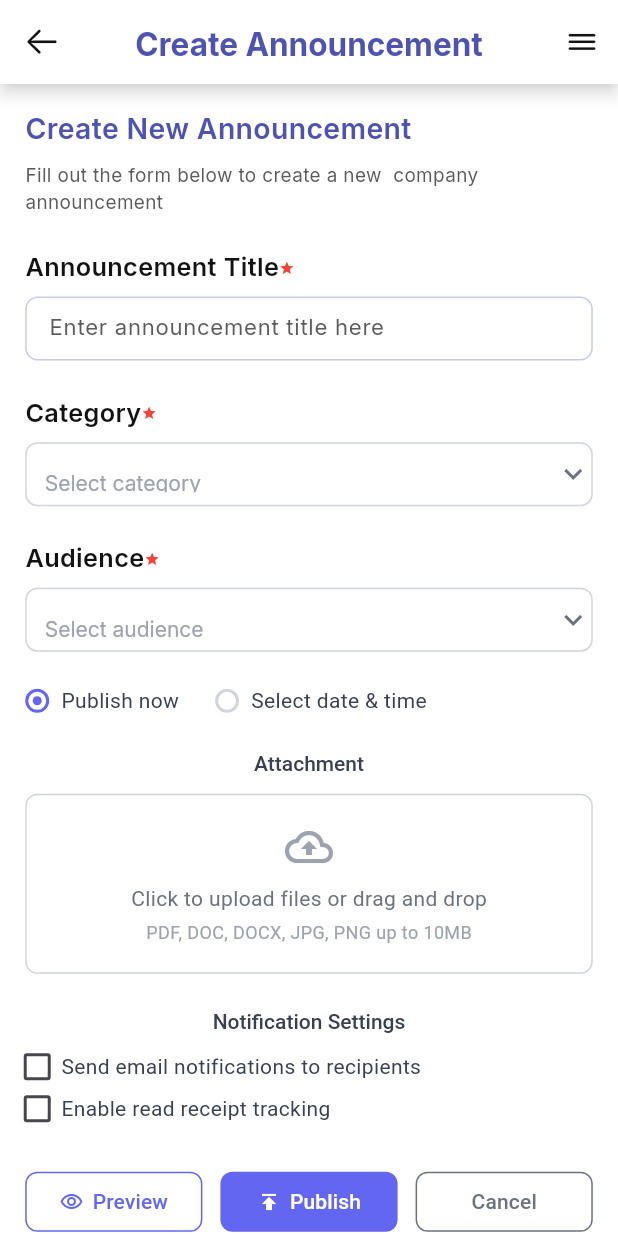
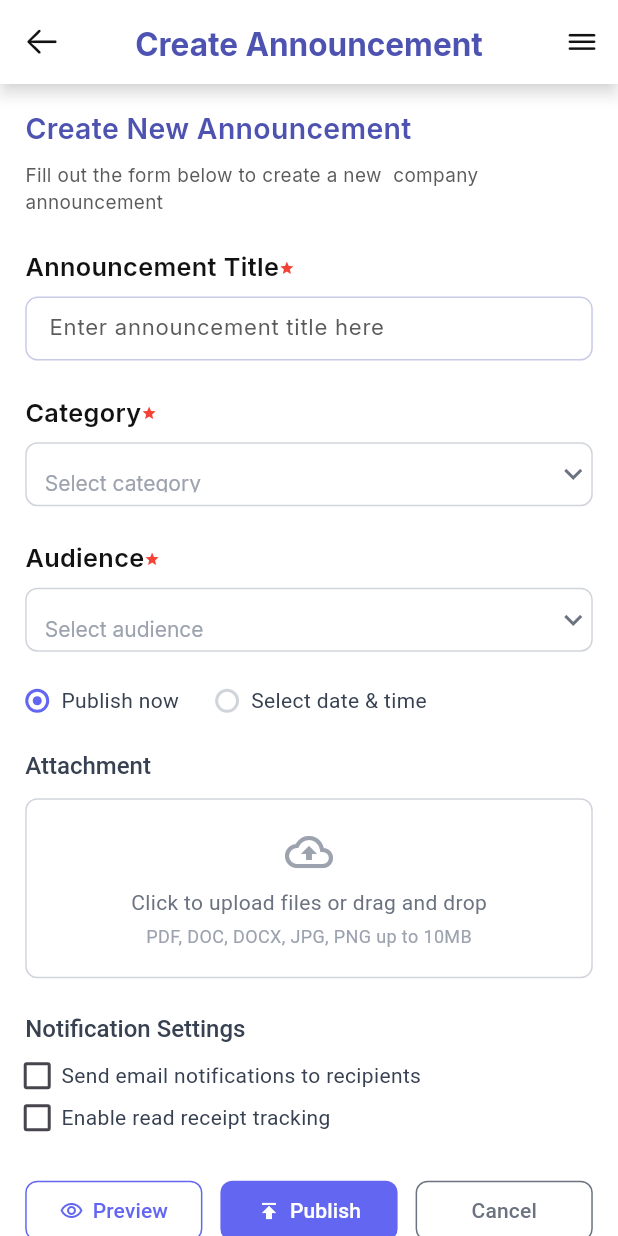
Before and after one commit to Dev-Ninjas-Backup/jesusvlsco, a Flutter app: the AddAnnouncement screen opened directly, on a phone screen of 412 x 824 dp. Run offline on Flutter 3.47's test engine with Material 3 defaults, Android fonts, the phone set to English and light mode, and no system bars; our stand-ins replace cloud_firestore, country_code_picker, firebase_core, firebase_messaging, flutter_local_notifications, flutter_screenutil and 7 more; accounts and stored records are empty.

Commit message:
announcement screen functionality

```diff
--- a/lib/app.dart
+++ b/lib/app.dart
@@ -4,7 +4,6 @@
 import 'package:jesusvlsco/core/utils/context/app_context.dart';
 import 'package:jesusvlsco/features/user/screens/add_announcement.dart';
 import 'package:jesusvlsco/features/user/screens/announcement_dashboard.dart';
-import 'package:jesusvlsco/features/user/screens/test_page.dart';
 import 'core/utils/theme/theme.dart';
 
 class Jesusvlsco extends StatelessWidget {
@@ -26,7 +25,7 @@
       // enableLog: true,
       // Use GoRouter with GetX
       // home: Router.withConfig(config: AppRouter.router),
-home: AddAnnouncement(),
+home: AnnouncementDashboard(),
       // Alternative: You can also use this approach
       // builder: (context, child) {
       //   return Router.withConfig(config: AppRouter.router);
--- a/lib/features/user/screens/add_announcement.dart
+++ b/lib/features/user/screens/add_announcement.dart
@@ -484,10 +484,13 @@
   }
 
   Widget _buildFieldLabel(String label, {bool isRequired = false}) {
-    return RichText(
+    return Row(
+      mainAxisAlignment: MainAxisAlignment.start,
+      children: [
+        RichText(
           text: TextSpan(
             style: const TextStyle(
-          fontSize: 14,
+              fontSize: 16,
               fontWeight: FontWeight.w500,
               color: Color(0xFF374151),
             ),
@@ -500,6 +503,8 @@
                 ),
             ],
           ),
+        ),
+      ],
     );
   }
 }
```
Lines whose indentation alone changed are shown as unchanged.
